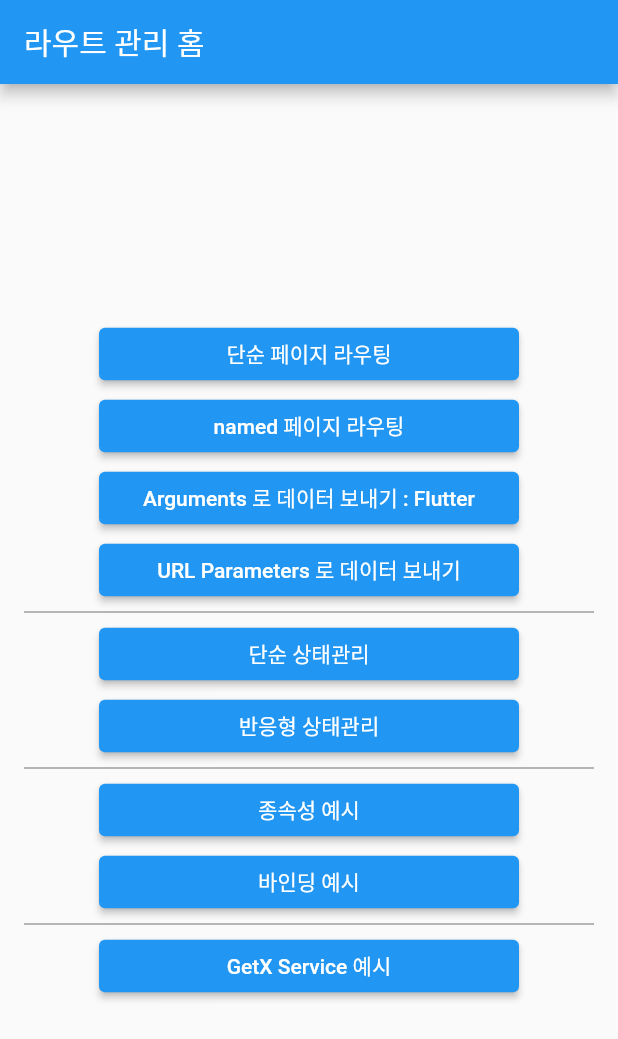
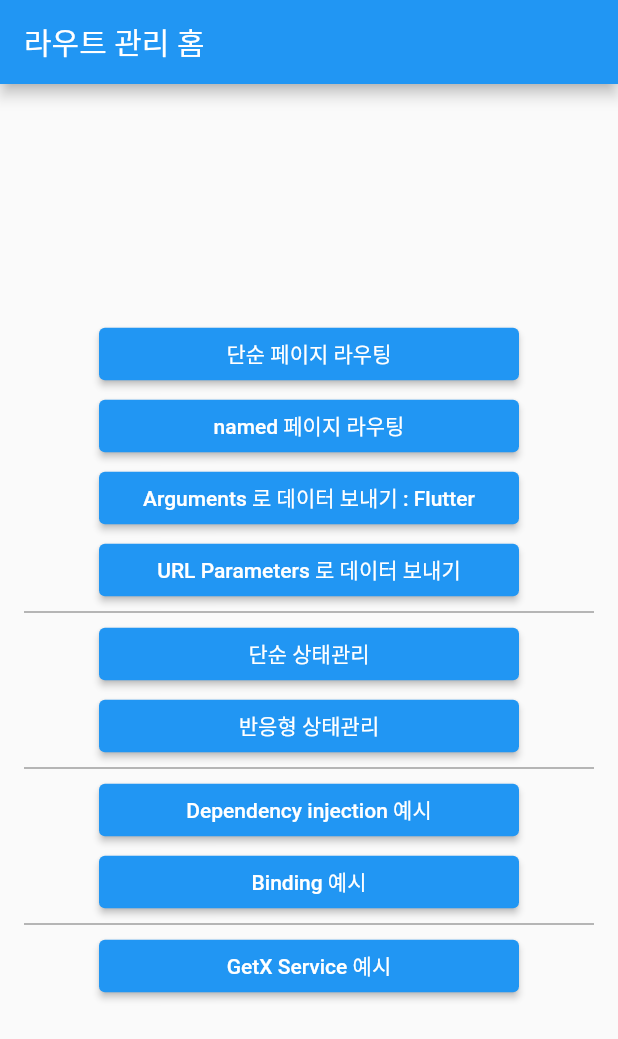
Before and after one commit to mike-bskim/getx_test, a Flutter app: the screen it shows after launch, on a phone screen of 412 x 824 dp. Shown: the top 1039 px of the screen. Run offline on Flutter 3.47's test engine with Material 2 defaults, Android fonts, the phone set to English and light mode, and no system bars; our stand-ins replace get.

```diff
--- a/lib/src/home.dart
+++ b/lib/src/home.dart
@@ -83,14 +83,14 @@ class Home extends StatelessWidget {
             divider,
             ElevatedButton(
               style: elevatedButtonStyle,
-              child: const Text("종속성 예시"),
+              child: const Text("Dependency injection 예시"),
               onPressed: () {
                 Get.to(() => const DependencyManagePage());
               },
             ),
             ElevatedButton(
               style: elevatedButtonStyle,
-              child: const Text("바인딩 예시"),
+              child: const Text("Binding 예시"),
               onPressed: () {
                 Get.toNamed('/binding');
               },
```
